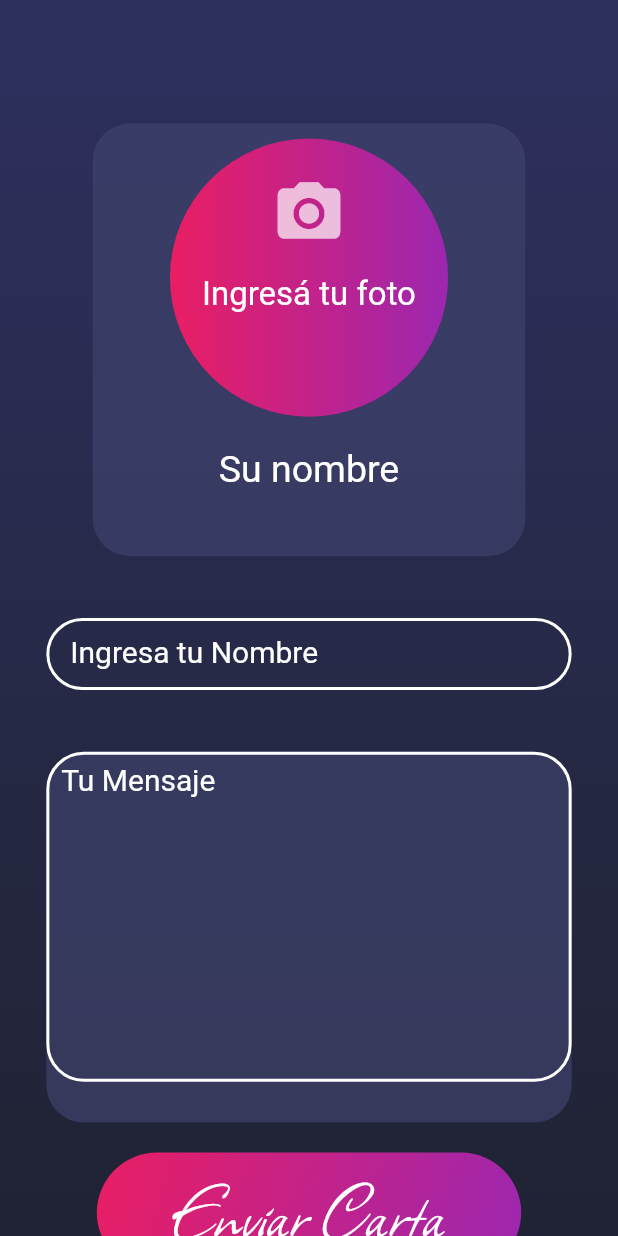
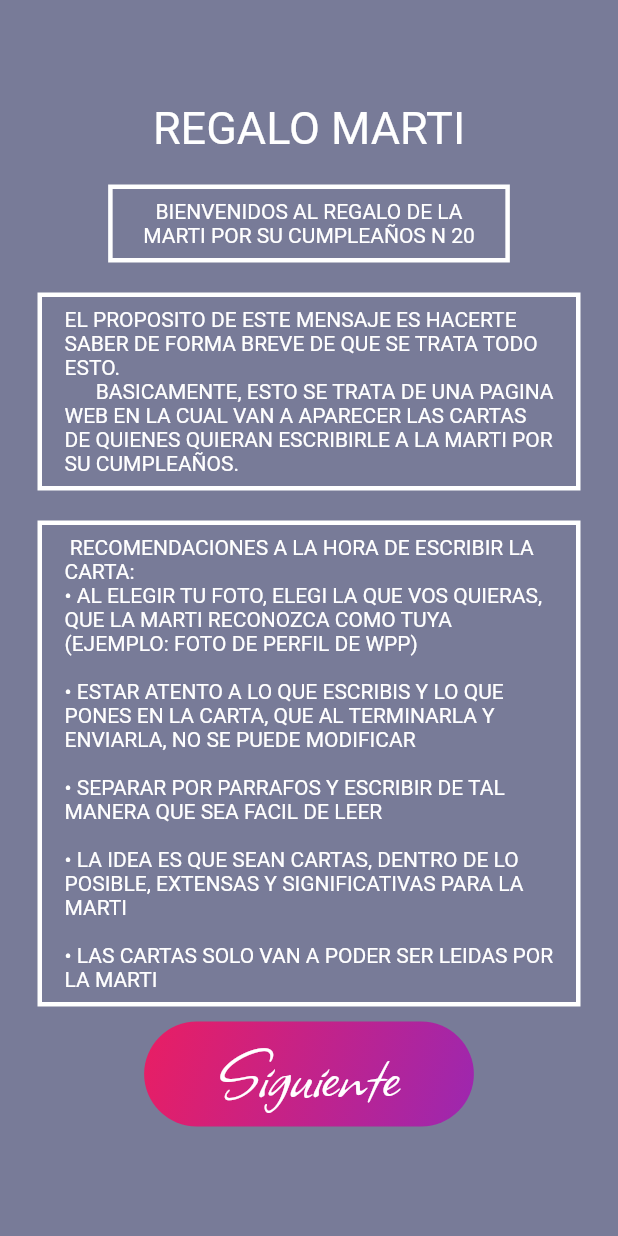
Before and after one commit to agusci21/cumple_mar_mobile, a Flutter app: the screen it shows after launch, on a phone screen of 412 x 824 dp. Run offline on Flutter 3.47's test engine with Material 2 defaults, Android fonts, the phone set to English and light mode, and no system bars; our stand-ins replace image_picker.

Commit message:
pagina inicio

```diff
--- a/lib/main.dart
+++ b/lib/main.dart
@@ -1,4 +1,5 @@
 import 'package:cumple_mar_mobile/pages/create_card_page.dart';
+import 'package:cumple_mar_mobile/pages/initial_page.dart';
 import 'package:cumple_mar_mobile/services/cards_services.dart';
 import 'package:cumple_mar_mobile/services/validations_service.dart';
 import 'package:flutter/material.dart';
@@ -11,9 +12,10 @@ class MyApp extends StatelessWidget {
   Widget build(BuildContext context) {
     return MaterialApp(
       debugShowCheckedModeBanner: false,
-      initialRoute: 'home',
+      initialRoute: 'initial',
       routes: {
-        'home' : (_) => CreateCardPage()
+        'initial': (_) => InitialPage(),
+        'home'   : (_) => CreateCardPage(),
       },
     );
   }
--- /dev/null
+++ b/lib/pages/initial_page.dart
@@ -0,0 +1,142 @@
+import 'package:flutter/material.dart';
+
+
+class InitialPage extends StatelessWidget {
+
+  @override
+  Widget build(BuildContext context) {
+    return Scaffold(
+      backgroundColor: Color.fromRGBO(62, 66, 107, 0.7),
+      body: _Body()
+   );
+  }
+}
+
+class _Body extends StatelessWidget {
+
+  @override
+  Widget build(BuildContext context) {
+    final double sh = MediaQuery.of(context).size.height;
+    final double sw = MediaQuery.of(context).size.width;
+    final String texto2 = '''EL PROPOSITO DE ESTE MENSAJE ES HACERTE SABER DE FORMA BREVE DE QUE SE TRATA TODO ESTO.
+      BASICAMENTE, ESTO SE TRATA DE UNA PAGINA WEB EN LA CUAL VAN A APARECER LAS CARTAS DE QUIENES QUIERAN ESCRIBIRLE A LA MARTI POR SU CUMPLEAÑOS.''';
+    final String texto3 = ''' RECOMENDACIONES A LA HORA DE ESCRIBIR LA CARTA:
+•	AL ELEGIR TU FOTO, ELEGI LA QUE VOS QUIERAS, QUE LA MARTI RECONOZCA COMO TUYA (EJEMPLO: FOTO DE PERFIL DE WPP)
+
+•	ESTAR ATENTO A LO QUE ESCRIBIS Y LO QUE PONES EN LA CARTA, QUE AL TERMINARLA Y ENVIARLA, NO SE PUEDE MODIFICAR
+
+•	SEPARAR POR PARRAFOS Y ESCRIBIR DE TAL MANERA QUE SEA FACIL DE LEER
+
+•	LA IDEA ES QUE SEAN CARTAS, DENTRO DE LO POSIBLE, EXTENSAS Y SIGNIFICATIVAS PARA LA MARTI
+
+•	LAS CARTAS SOLO VAN A PODER SER LEIDAS POR LA MARTI''';
+    final String texto4 = '''MUCHISIMAS GRACIAS POR TOMARTE EL TIEMPO PARA PONER TU PARTE EN ESTE REGALO
+
+LA MARTI VA A RECIBIR LAS CARTAS EL DIA DE SU CUMPLEAÑOS''';
+    final TextStyle textStyle = TextStyle(
+      color: Colors.white,
+      fontSize: 14
+    );
+    return SafeArea(
+      child: Center(
+        child: Padding(
+          padding: const EdgeInsets.symmetric(horizontal: 25),
+          child: SingleChildScrollView(
+            child: Column(
+              crossAxisAlignment: CrossAxisAlignment.center,
+              children: [
+
+                Text('REGALO MARTI', style: textStyle.copyWith(fontSize: 30)),
+
+                _BoxWhiteBorder(
+                  width: sw * 0.65,
+                  child: Text('BIENVENIDOS AL REGALO DE LA MARTI POR SU CUMPLEAÑOS N 20',
+                    textAlign: TextAlign.center,
+                    style: textStyle
+                  ),
+                ),
+
+                _BoxWhiteBorder(
+                  child: Text(
+                    texto2,
+                    style: textStyle,
+                  )
+                ),
+
+                _BoxWhiteBorder(
+                  child: Text(texto3, style: textStyle,)
+                ),
+
+                _GradientButtom()
+
+              ],
+            ),
+          ),
+        ),
+      ),
+    );
+  }
+}
+
+class _BoxWhiteBorder extends StatelessWidget {
+
+  final Widget child;
+  final double? width;
+  final double? height;
+
+  const _BoxWhiteBorder({
+    this.width,
+    this.height,
+    required this.child
+  });
+
+  @override
+  Widget build(BuildContext context) {
+    return Container(
+      padding: EdgeInsets.symmetric(horizontal: 15, vertical: 7),
+      margin: EdgeInsets.only(top: 20),
+      height: height,
+      width: width,
+      decoration: BoxDecoration(
+        border: Border.all(
+          width: 3,
+          color: Colors.white
+        )
+      ),
+      child: child
+    );
+  }
+}
+
+class _GradientButtom extends StatelessWidget {
+
+  @override
+  Widget build(BuildContext context) {
+    return MaterialButton(
+      onPressed: (){},
+      child: Container(
+            padding: EdgeInsets.symmetric(horizontal: 50),
+            margin: EdgeInsets.only(top: 10, bottom: 5),
+            decoration: BoxDecoration(
+              borderRadius: BorderRadius.circular(100),
+              gradient: LinearGradient(
+                colors: [
+                  Colors.pink,
+                  Colors.purple
+                ],
+                begin: Alignment.topLeft,
+                end: Alignment.bottomRight
+              )
+            ),
+            child: Text(
+              'Siguiente',
+              style: TextStyle(
+                color: Colors.white,
+                fontSize: 55,
+                fontFamily: 'Allison'
+              ),
+            ),
+          ),
+    );
+  }
+}
```
Also changed, not shown: pubspec.lock, 1 other file.
